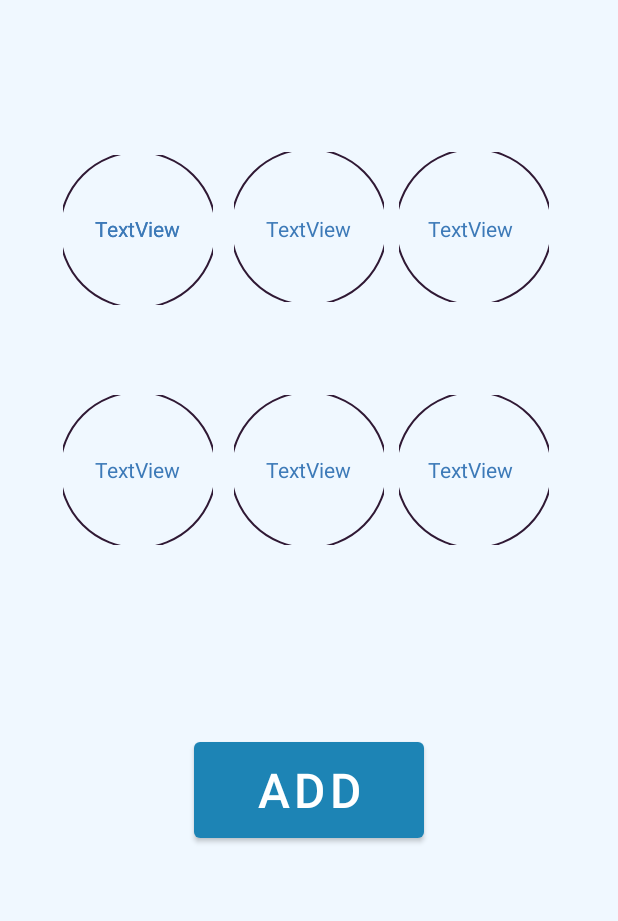
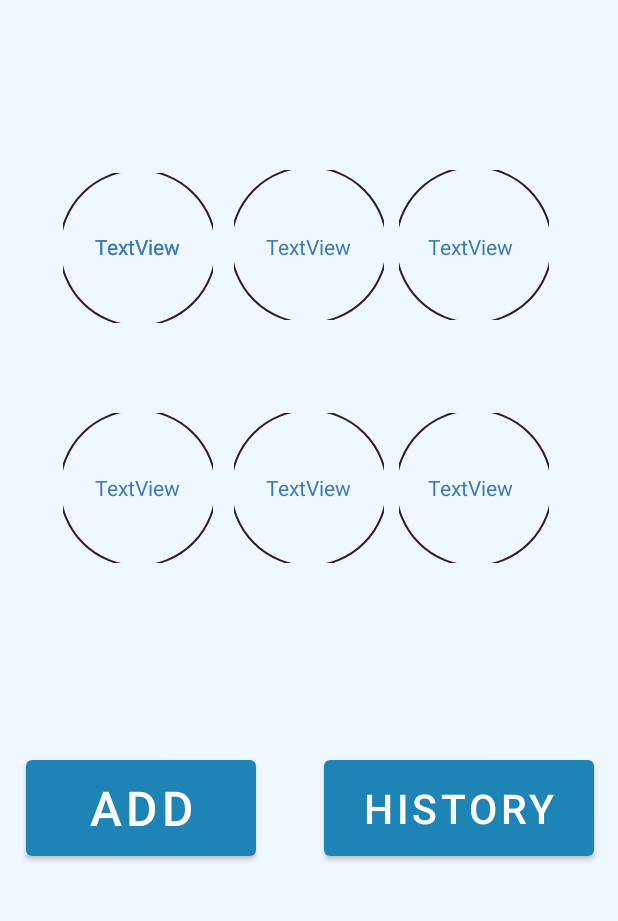
Before and after one commit to henry0225/Day_Rater, an Android app: the screen it shows after launch (MainActivity), on a phone screen of 412 x 824 dp, the part 305-1226 px from its top. Run offline under Robolectric (Android 15) with nearby library versions, the phone set to English and light mode, and no system bars.

Commit message:
Changed List Styling and button routing

```diff
--- a/app/src/main/java/edu/hackrice/lifehackstartercode/MainActivity.java
+++ b/app/src/main/java/edu/hackrice/lifehackstartercode/MainActivity.java
@@ -11,6 +11,7 @@
 public class MainActivity extends AppCompatActivity {
 
     Button buttonGoToMainActivity;
+    Button btnView;
     TextView textViewGreeting;
 
     @Override
@@ -29,5 +30,13 @@
         };
         buttonGoToMainActivity.setOnClickListener(buttonGoToWelcomeClickListener);
 
+        btnView = findViewById(R.id.btnView);
+        btnView.setOnClickListener(new View.OnClickListener() {
+            @Override
+            public void onClick(View v) {
+                Intent intent = new Intent(MainActivity.this, ListDataActivity.class);
+                startActivity(intent);
+            }
+        });
     }
 }
--- a/app/src/main/res/layout/activity_main.xml
+++ b/app/src/main/res/layout/activity_main.xml
@@ -157,11 +157,26 @@
         android:id="@+id/buttonGoToMainActivity"
         android:layout_width="153dp"
         android:layout_height="76dp"
-        android:layout_marginBottom="56dp"
+        android:layout_marginBottom="44dp"
         android:text="Add"
         android:textSize="32sp"
         app:layout_constraintBottom_toBottomOf="parent"
         app:layout_constraintEnd_toEndOf="parent"
+        app:layout_constraintHorizontal_bias="0.066"
+        app:layout_constraintStart_toStartOf="parent"
+        app:layout_constraintVertical_bias="0.935" />
+
+    <Button
+        android:id="@+id/btnView"
+        android:layout_width="180dp"
+        android:layout_height="76dp"
+        android:layout_marginLeft="32dp"
+        android:layout_marginBottom="44dp"
+        android:text="History"
+        android:textSize="27sp"
+        app:layout_constraintBottom_toBottomOf="parent"
+        app:layout_constraintEnd_toEndOf="parent"
+        app:layout_constraintHorizontal_bias="0.92"
         app:layout_constraintStart_toStartOf="parent" />
 
     <TextView
```
Also changed, not shown: app/src/main/java/edu/hackrice/lifehackstartercode/DatabaseHelper.java (+0 -28 lines), app/src/main/java/edu/hackrice/lifehackstartercode/EditDataActivity.java (+2 -7 lines), app/src/main/java/edu/hackrice/lifehackstartercode/ListDataActivity.java (+15 -2 lines), app/src/main/res/layout/mytextview.xml (added, +24 -0 lines), app/src/main/res/font/caviar_dreams.ttf (added).
